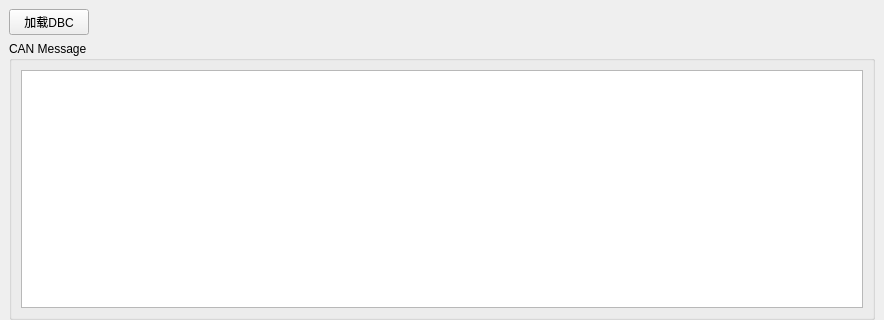
Qt form ZCAN_MINI/UI/dbcview_dockwidget.ui (icanerandy/ZCAN_MINI) before a commit; both pictures show x 0 to 884 and y 0 to 320 of the 884 by 613 pixel window.
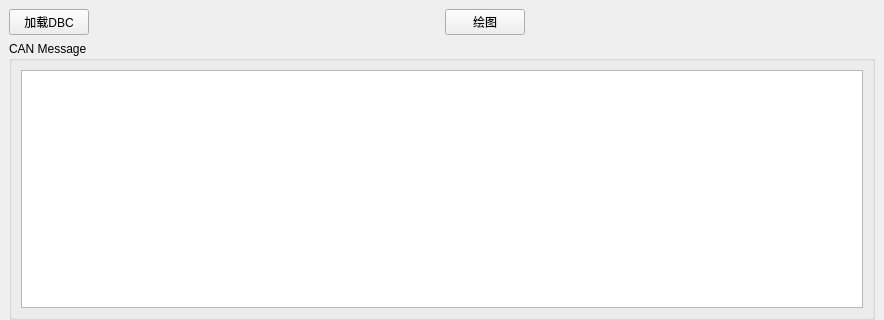
The same form after that commit.

Diff of the .ui file:
```diff
--- a/ZCAN_MINI/UI/dbcview_dockwidget.ui
+++ b/ZCAN_MINI/UI/dbcview_dockwidget.ui
@@ -37,6 +37,26 @@
         </property>
        </spacer>
       </item>
+      <item>
+       <widget class="QPushButton" name="btnPaint">
+        <property name="text">
+         <string>绘图</string>
+        </property>
+       </widget>
+      </item>
+      <item>
+       <spacer name="horizontalSpacer_2">
+        <property name="orientation">
+         <enum>Qt::Horizontal</enum>
+        </property>
+        <property name="sizeHint" stdset="0">
+         <size>
+          <width>40</width>
+          <height>20</height>
+         </size>
+        </property>
+       </spacer>
+      </item>
      </layout>
     </item>
     <item row="1" column="0">
```
